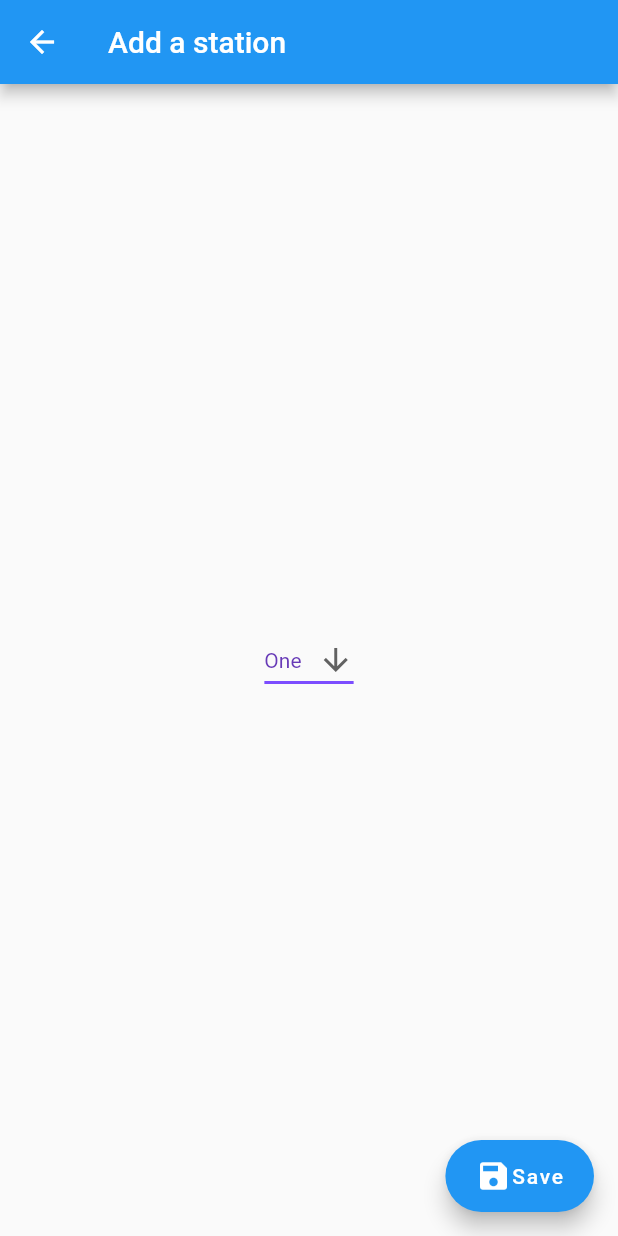
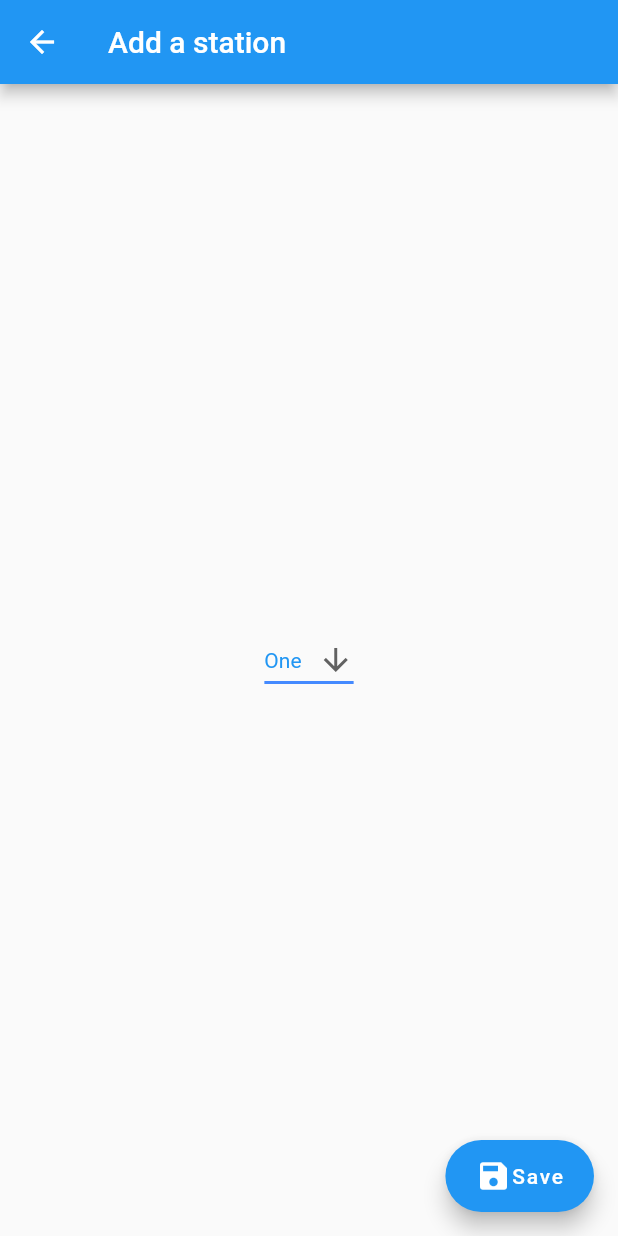
Before and after one commit to sven-borden/magic-pass-challenge, a Flutter app: the AddStationPage screen opened directly, on a phone screen of 412 x 824 dp. Run offline on Flutter 3.47's test engine with Material 2 defaults, Android fonts, the phone set to English and light mode, and no system bars; our stand-ins replace firebase_auth, firebase_core, firebase_remote_config; missing offline and left inert: flutterfire_ui; accounts and stored records are empty; generated files the repository leaves out were written again.

```diff
--- a/magic_pass_challenge/lib/AddStation.dart
+++ b/magic_pass_challenge/lib/AddStation.dart
@@ -1,6 +1,7 @@
 import 'package:flutter/material.dart';
 import 'package:magic_pass_challenge/src/constants/Margins.dart';
 import 'package:magic_pass_challenge/src/constants/Translation.dart';
+import 'package:magic_pass_challenge/src/features/stations/FileStationDropDown.dart';
 
 class AddStationPage extends StatefulWidget{
   const AddStationPage({super.key});
@@ -28,7 +29,7 @@ class _AddStationPageState extends State<AddStationPage> {
         child: Column(
           mainAxisAlignment: MainAxisAlignment.center,
           children: const <Widget>[
-            DropdownButtonExample(),
+            FileStationDropDown(),
           ],
         )
       ),
@@ -41,44 +42,3 @@ class _AddStationPageState extends State<AddStationPage> {
     );
   }
 }
-
-class DropdownButtonExample extends StatefulWidget {
-  const DropdownButtonExample({super.key});
-
-  @override
-  State<DropdownButtonExample> createState() => _DropdownButtonExampleState();
-}
-
-const List<String> list = <String>['One', 'Two', 'Three', 'Four'];
-
-
-class _DropdownButtonExampleState extends State<DropdownButtonExample> {
-
-  String dropdownValue = list.first;
-
-  @override
-  Widget build(BuildContext context) {
-    return DropdownButton<String>(
-      value: dropdownValue,
-      icon: const Icon(Icons.arrow_downward),
-      elevation: 16,
-      style: const TextStyle(color: Colors.deepPurple),
-      underline: Container(
-        height: 2,
-        color: Colors.deepPurpleAccent,
-      ),
-      onChanged: (String? value) {
-        // This is called when the user selects an item.
-        setState(() {
-          dropdownValue = value!;
-        });
-      },
-      items: list.map<DropdownMenuItem<String>>((String value) {
-        return DropdownMenuItem<String>(
-          value: value,
-          child: Text(value),
-        );
-      }).toList(),
-    );
-  }
-}
--- /dev/null
+++ b/magic_pass_challenge/lib/src/features/stations/FileStationDropDown.dart
@@ -0,0 +1,41 @@
+
+import 'package:flutter/material.dart';
+
+class FileStationDropDown extends StatefulWidget {
+  const FileStationDropDown({super.key});
+
+  @override
+  State<FileStationDropDown> createState() => _FileStationDropDownState();
+}
+
+const List<String> stationList = <String>['One', 'Two', 'Three', 'Four'];
+
+class _FileStationDropDownState extends State<FileStationDropDown> {
+  String dropdownValue = stationList.first;
+
+  @override
+  Widget build(BuildContext context) {
+    return DropdownButton<String>(
+      value: dropdownValue,
+      icon: const Icon(Icons.arrow_downward),
+      elevation: 16,
+      style: const TextStyle(color: Colors.blue),
+      underline: Container(
+        height: 2,
+        color: Colors.blueAccent,
+      ),
+      onChanged: (String? value) {
+        // This is called when the user selects an item.
+        setState(() {
+          dropdownValue = value!;
+        });
+      },
+      items: stationList.map<DropdownMenuItem<String>>((String value) {
+        return DropdownMenuItem<String>(
+          value: value,
+          child: Text(value),
+        );
+      }).toList(),
+    );
+  }
+}
--- a/magic_pass_challenge/pubspec.yaml
+++ b/magic_pass_challenge/pubspec.yaml
@@ -64,7 +64,8 @@ flutter:
   uses-material-design: true
 
   # To add assets to your application, add an assets section, like this:
-  # assets:
+  assets:
+    - src/constants/stations.json # json containing the stations
   #   - images/a_dot_burr.jpeg
   #   - images/a_dot_ham.jpeg
 
```
Also changed, not shown: magic_pass_challenge/lib/src/constants/stations.json (added, +54 -0 lines).
